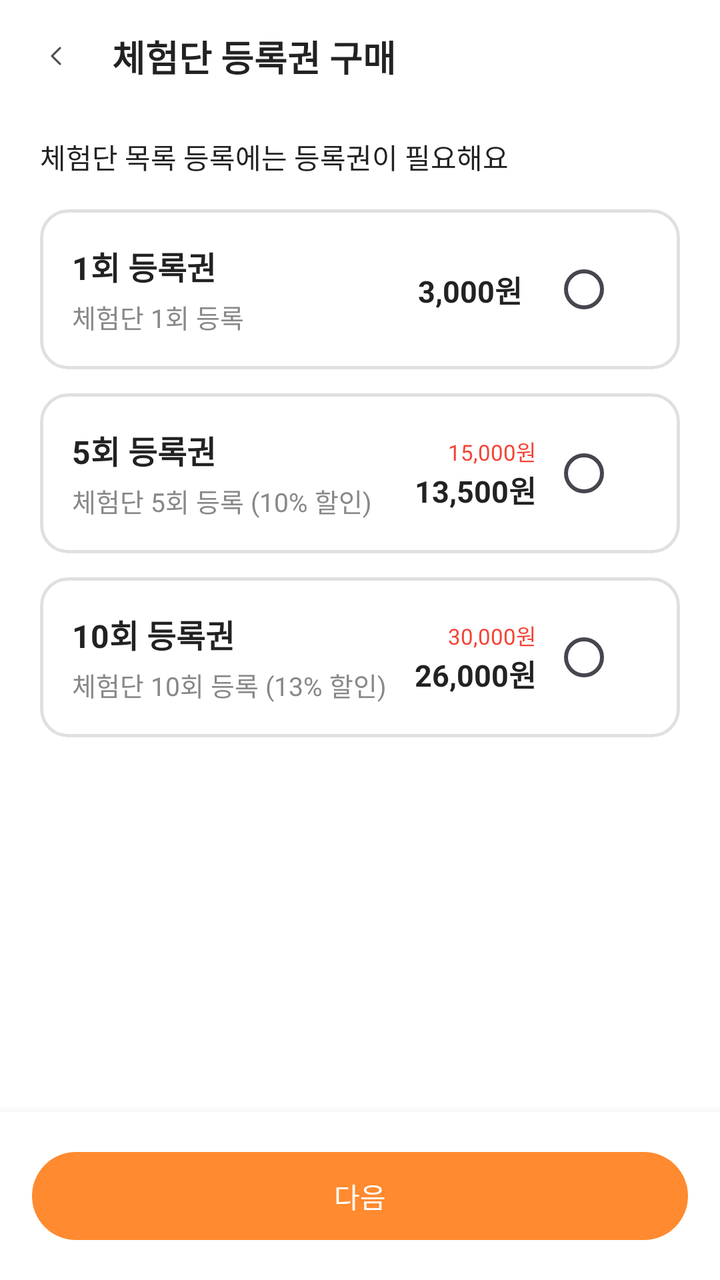
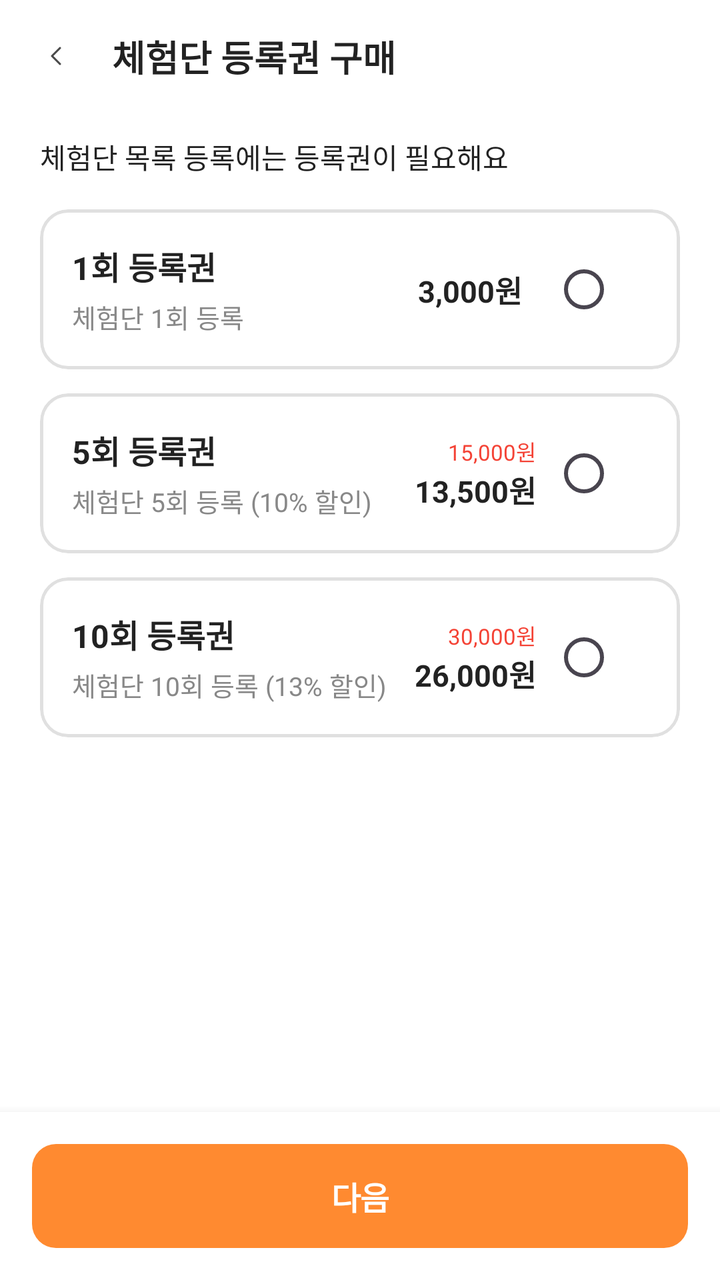

Compare the two renders of this Android layout. The source of the first and the diff that turns it into the second are given below.
<!-- AndroidManifest.xml: application theme Theme.Honbabapp -->
<!-- res/layout/page_ticket_purchase.xml -->
<?xml version="1.0" encoding="utf-8"?>
<androidx.constraintlayout.widget.ConstraintLayout xmlns:android="http://schemas.android.com/apk/res/android"
    xmlns:app="http://schemas.android.com/apk/res-auto"
    xmlns:tools="http://schemas.android.com/tools"
    android:layout_width="match_parent"
    android:layout_height="match_parent"
    android:background="@color/bg_100">

    
    <ImageButton
        android:id="@+id/btnBack"
        android:layout_width="40dp"
        android:layout_height="40dp"
        android:layout_marginStart="8dp"
        android:layout_marginTop="8dp"
        android:background="?android:attr/selectableItemBackgroundBorderless"
        android:contentDescription="뒤로가기"
        android:padding="8dp"
        android:src="@drawable/ic_chevron_right"
        android:rotation="180"
        app:layout_constraintStart_toStartOf="parent"
        app:layout_constraintTop_toTopOf="parent" />

    <TextView
        android:id="@+id/tvScreenTitle"
        android:layout_width="0dp"
        android:layout_height="wrap_content"
        android:layout_marginStart="8dp"
        android:text="체험단 등록권 구매"
        android:textColor="@color/text_100"
        android:textSize="18sp"
        android:textStyle="bold"
        app:layout_constraintBottom_toBottomOf="@id/btnBack"
        app:layout_constraintStart_toEndOf="@id/btnBack"
        app:layout_constraintTop_toTopOf="@id/btnBack" />

    
    <androidx.core.widget.NestedScrollView
        android:id="@+id/scrollContent"
        android:layout_width="0dp"
        android:layout_height="0dp"
        android:layout_marginTop="12dp"
        android:clipToPadding="false"
        android:paddingBottom="24dp"
        app:layout_constraintBottom_toTopOf="@id/layoutBottomAction"
        app:layout_constraintEnd_toEndOf="parent"
        app:layout_constraintStart_toStartOf="parent"
        app:layout_constraintTop_toBottomOf="@id/btnBack">

        <LinearLayout
            android:layout_width="match_parent"
            android:layout_height="wrap_content"
            android:orientation="vertical"
            android:paddingHorizontal="20dp">

            <TextView
                android:layout_width="wrap_content"
                android:layout_height="wrap_content"
                android:layout_marginTop="8dp"
                android:text="체험단 목록 등록에는 등록권이 필요해요"
                android:textColor="@color/text_100"
                android:textSize="14sp" />

            
            <LinearLayout
                android:id="@+id/layoutTicketProductOptions"
                android:layout_width="match_parent"
                android:layout_height="wrap_content"
                android:layout_marginTop="16dp"
                android:orientation="vertical">

                
                <com.google.android.material.card.MaterialCardView
                    android:id="@+id/cardTicket1"
                    android:layout_width="match_parent"
                    android:layout_height="wrap_content"
                    android:layout_marginBottom="12dp"
                    android:clickable="true"
                    android:focusable="true"
                    android:foreground="@null"
                    app:cardCornerRadius="14dp"
                    app:cardElevation="0dp"
                    app:strokeColor="@color/border_100"
                    app:strokeWidth="1.5dp">

                    <LinearLayout
                        android:layout_width="match_parent"
                        android:layout_height="wrap_content"
                        android:gravity="center_vertical"
                        android:orientation="horizontal"
                        android:padding="16dp">

                        <LinearLayout
                            android:layout_width="0dp"
                            android:layout_height="wrap_content"
                            android:layout_weight="1"
                            android:orientation="vertical">

                            <TextView
                                android:layout_width="wrap_content"
                                android:layout_height="wrap_content"
                                android:text="1회 등록권"
                                android:textColor="@color/text_100"
                                android:textSize="16sp"
                                android:textStyle="bold" />

                            <TextView
                                android:layout_width="wrap_content"
                                android:layout_height="wrap_content"
                                android:layout_marginTop="4dp"
                                android:text="체험단 1회 등록"
                                android:textColor="#888888"
                                android:textSize="13sp" />
                        </LinearLayout>

                        <TextView
                            android:layout_width="wrap_content"
                            android:layout_height="wrap_content"
                            android:layout_marginEnd="15dp"
                            android:text="3,000원"
                            android:textColor="@color/text_100"
                            android:textSize="15sp"
                            android:textStyle="bold" />

                        <RadioButton
                            android:id="@+id/radioTicket1"
                            android:layout_width="wrap_content"
                            android:layout_height="wrap_content"
                            android:clickable="false"
                            android:focusable="false"
                            android:buttonTint="@color/radio_tint" />
                    </LinearLayout>
                </com.google.android.material.card.MaterialCardView>

                
                <com.google.android.material.card.MaterialCardView
                    android:id="@+id/cardTicket5"
                    android:layout_width="match_parent"
                    android:layout_height="wrap_content"
                    android:layout_marginBottom="12dp"
                    android:clickable="true"
                    android:focusable="true"
                    android:foreground="@null"
                    app:cardCornerRadius="14dp"
                    app:cardElevation="0dp"
                    app:strokeColor="@color/border_100"
                    app:strokeWidth="1.5dp">

                    <LinearLayout
                        android:layout_width="match_parent"
                        android:layout_height="wrap_content"
                        android:gravity="center_vertical"
                        android:orientation="horizontal"
                        android:padding="16dp">

                        <LinearLayout
                            android:layout_width="0dp"
                            android:layout_height="wrap_content"
                            android:layout_weight="1"
                            android:orientation="vertical">

                            <TextView
                                android:layout_width="wrap_content"
                                android:layout_height="wrap_content"
                                android:text="5회 등록권"
                                android:textColor="@color/text_100"
                                android:textSize="16sp"
                                android:textStyle="bold" />

                            <TextView
                                android:layout_width="wrap_content"
                                android:layout_height="wrap_content"
                                android:layout_marginTop="4dp"
                                android:text="체험단 5회 등록 (10% 할인)"
                                android:textColor="#888888"
                                android:textSize="13sp" />
                        </LinearLayout>

                        <LinearLayout
                            android:layout_width="wrap_content"
                            android:layout_height="wrap_content"
                            android:layout_marginEnd="8dp"
                            android:orientation="vertical"
                            android:gravity="end">

                            <TextView
                                android:id="@+id/tvTicket5OriginalPrice"
                                android:layout_width="wrap_content"
                                android:layout_height="wrap_content"
                                android:text="15,000원"
                                android:textColor="@color/error_red"
                                android:textSize="11sp" />

                            <TextView
                                android:layout_width="wrap_content"
                                android:layout_height="wrap_content"
                                android:text="13,500원"
                                android:textColor="@color/text_100"
                                android:textSize="15sp"
                                android:textStyle="bold" />
                        </LinearLayout>

                        <RadioButton
                            android:id="@+id/radioTicket5"
                            android:layout_width="wrap_content"
                            android:layout_height="wrap_content"
                            android:clickable="false"
                            android:focusable="false"
                            android:buttonTint="@color/radio_tint" />
                    </LinearLayout>
                </com.google.android.material.card.MaterialCardView>

                
                <com.google.android.material.card.MaterialCardView
                    android:id="@+id/cardTicket10"
                    android:layout_width="match_parent"
                    android:layout_height="wrap_content"
                    android:clickable="true"
                    android:focusable="true"
                    android:foreground="@null"
                    app:cardCornerRadius="14dp"
                    app:cardElevation="0dp"
                    app:strokeColor="@color/border_100"
                    app:strokeWidth="1.5dp">

                    <LinearLayout
                        android:layout_width="match_parent"
                        android:layout_height="wrap_content"
                        android:gravity="center_vertical"
                        android:orientation="horizontal"
                        android:padding="16dp">

                        <LinearLayout
                            android:layout_width="0dp"
                            android:layout_height="wrap_content"
                            android:layout_weight="1"
                            android:orientation="vertical">

                            <TextView
                                android:layout_width="wrap_content"
                                android:layout_height="wrap_content"
                                android:text="10회 등록권"
                                android:textColor="@color/text_100"
                                android:textSize="16sp"
                                android:textStyle="bold" />

                            <TextView
                                android:layout_width="wrap_content"
                                android:layout_height="wrap_content"
                                android:layout_marginTop="4dp"
                                android:text="체험단 10회 등록 (13% 할인)"
                                android:textColor="#888888"
                                android:textSize="13sp" />
                        </LinearLayout>

                        <LinearLayout
                            android:layout_width="wrap_content"
                            android:layout_height="wrap_content"
                            android:layout_marginEnd="8dp"
                            android:orientation="vertical"
                            android:gravity="end">

                            <TextView
                                android:id="@+id/tvTicket10OriginalPrice"
                                android:layout_width="wrap_content"
                                android:layout_height="wrap_content"
                                android:text="30,000원"
                                android:textColor="@color/error_red"
                                android:textSize="11sp" />

                            <TextView
                                android:layout_width="wrap_content"
                                android:layout_height="wrap_content"
                                android:text="26,000원"
                                android:textColor="@color/text_100"
                                android:textSize="15sp"
                                android:textStyle="bold" />
                        </LinearLayout>

                        <RadioButton
                            android:id="@+id/radioTicket10"
                            android:layout_width="wrap_content"
                            android:layout_height="wrap_content"
                            android:clickable="false"
                            android:focusable="false"
                            android:buttonTint="@color/radio_tint" />
                    </LinearLayout>
                </com.google.android.material.card.MaterialCardView>
            </LinearLayout>

            
            <LinearLayout
                android:id="@+id/layoutPaymentSection"
                android:layout_width="match_parent"
                android:layout_height="wrap_content"
                android:layout_marginTop="24dp"
                android:orientation="vertical"
                android:visibility="gone">

                <TextView
                    android:layout_width="wrap_content"
                    android:layout_height="wrap_content"
                    android:text="결제 수단"
                    android:textColor="@color/text_100"
                    android:textSize="15sp"
                    android:textStyle="bold" />

                <com.tosspayments.paymentsdk.view.PaymentMethod
                    android:id="@+id/paymentMethodWidget"
                    android:layout_width="match_parent"
                    android:layout_height="wrap_content"
                    android:layout_marginTop="8dp" />

                <com.tosspayments.paymentsdk.view.Agreement
                    android:id="@+id/agreementWidget"
                    android:layout_width="match_parent"
                    android:layout_height="wrap_content"
                    android:layout_marginTop="8dp" />
            </LinearLayout>

        </LinearLayout>
    </androidx.core.widget.NestedScrollView>

    
    <LinearLayout
        android:id="@+id/layoutBottomAction"
        android:layout_width="match_parent"
        android:layout_height="wrap_content"
        android:background="@color/bg_100"
        android:elevation="8dp"
        android:orientation="vertical"
        android:padding="16dp"
        app:layout_constraintBottom_toBottomOf="parent">

        
        <Button
            android:id="@+id/btnNext"
            android:layout_width="match_parent"
            android:layout_height="52dp"
            android:text="다음" />

        
        <Button
            android:id="@+id/btnRetryConfirm"
            android:layout_width="match_parent"
            android:layout_height="52dp"
            android:layout_marginTop="8dp"
            android:text="결제 승인 다시 시도"
            android:visibility="gone" />

    </LinearLayout>

</androidx.constraintlayout.widget.ConstraintLayout>
<!-- resources referenced by this layout -->
<resources>
  <color name="bg_100">#FFFFFF</color>
  <color name="border_100">#E0E0E0</color>
  <color name="error_red">#F44336</color>
  <color name="text_100">#222222</color>
  <!-- drawable ic_chevron_right (drawable) -->
  <vector xmlns:android="http://schemas.android.com/apk/res/android"
      android:width="16dp"
      android:height="16dp"
      android:viewportWidth="24"
      android:viewportHeight="24">
  
      <path
          android:pathData="M9,18L15,12L9,6"
          android:strokeColor="#4A4A4A"
          android:strokeWidth="1.5"
          android:strokeLineCap="round"
          android:strokeLineJoin="round" />
  </vector>
  <style name="Theme.Honbabapp" parent="Base.Theme.Honbabapp">
          <item name="android:windowIsTranslucent">true</item>
      </style>
  <style name="Base.Theme.Honbabapp" parent="Theme.Material3.Light.NoActionBar">
          
          <item name="colorPrimary">@color/primary_100</item>
          <item name="colorPrimaryVariant">@color/primary_200</item>
          <item name="colorOnPrimary">@android:color/white</item>
  
          
          <item name="colorSecondary">@color/accent_100</item>
          <item name="colorSecondaryVariant">@color/accent_200</item>
          <item name="colorOnSecondary">@android:color/white</item>
  
          
          <item name="android:colorBackground">@color/bg_100</item>
          <item name="colorSurface">@color/white</item>
          <item name="colorOnSurface">@color/text_100</item>
  
          
          <item name="android:statusBarColor">@android:color/white</item>
          <item name="android:windowLightStatusBar">true</item>
          
      </style>
  <color name="primary_100">#FF8A30</color>
  <color name="primary_200">#FF6F0F</color>
  <color name="accent_100">#00C7AE</color>
  <color name="accent_200">#2B2B2B</color>
  <color name="white">#FFFFFFFF</color>
</resources>

<!-- the commit's change to res/layout/page_ticket_purchase.xml (unified diff, before → after) -->
@@ -335,6 +335,7 @@
         
         <Button
             android:id="@+id/btnNext"
+            style="@style/Widget.Honbab.Button.Primary"
             android:layout_width="match_parent"
             android:layout_height="52dp"
             android:text="다음" />
@@ -342,6 +343,7 @@
         
         <Button
             android:id="@+id/btnRetryConfirm"
+            style="@style/Widget.Honbab.Button.Primary"
             android:layout_width="match_parent"
             android:layout_height="52dp"
             android:layout_marginTop="8dp"
<!-- resource entries referenced after the edit -->
@@ -18,8 +18,22 @@
           android:strokeLineCap="round"
           android:strokeLineJoin="round" />
   </vector>
+  <style name="Widget.Honbab.Button.Primary" parent="Widget.Honbab.Button">
+          <item name="android:textColor">@color/white</item>
+          <item name="backgroundTint">@color/primary_button_bg</item>
+      </style>
   <style name="Theme.Honbabapp" parent="Base.Theme.Honbabapp">
           <item name="android:windowIsTranslucent">true</item>
+      </style>
+  <style name="Widget.Honbab.Button" parent="Widget.Material3.Button">
+          <item name="android:layout_height">50dp</item>
+          <item name="android:textSize">16sp</item>
+          <item name="android:textStyle">bold</item>
+          <item name="android:letterSpacing">-0.02</item>
+          <item name="cornerRadius">12dp</item>
+          <item name="elevation">0dp</item>
+          <item name="android:insetTop">0dp</item>
+          <item name="android:insetBottom">0dp</item>
       </style>
   <style name="Base.Theme.Honbabapp" parent="Theme.Material3.Light.NoActionBar">
           
